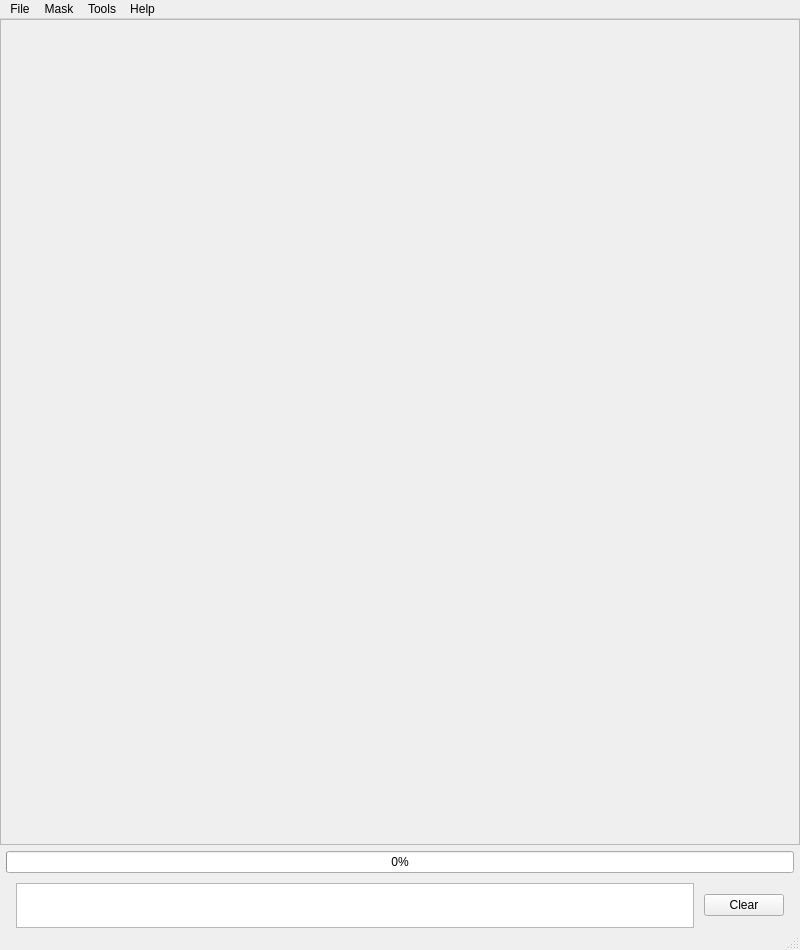
Above: src/main/python/Views/main.ui from MJOLNIRPackage/MJOLNIR-GUI before the change. Below: the same form after it.
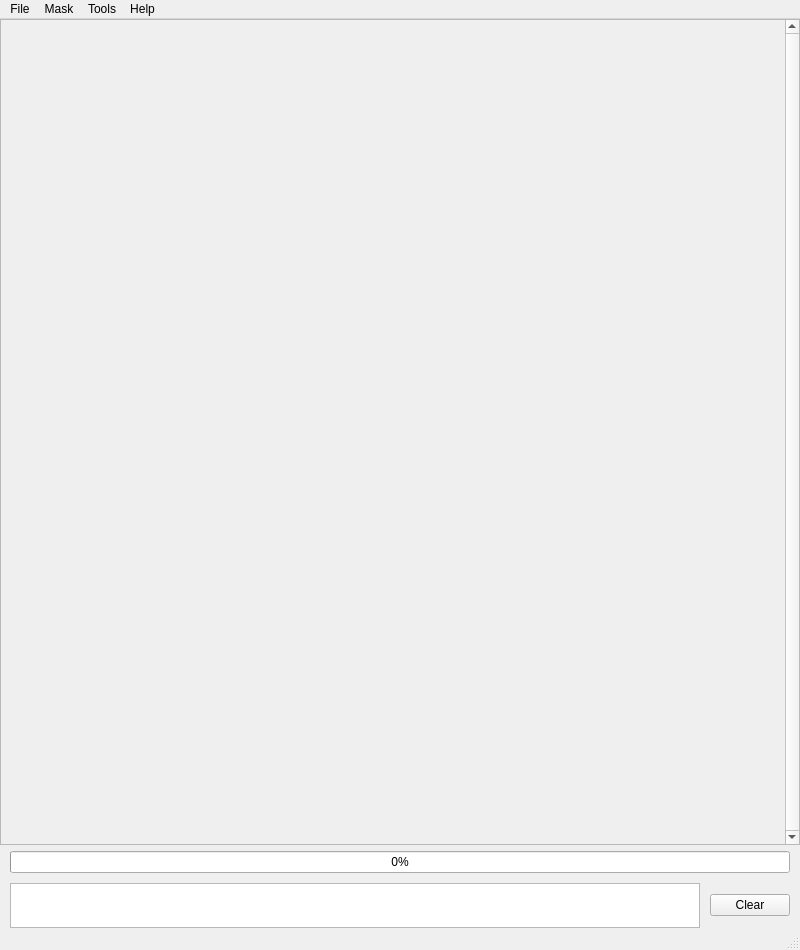
That is the form after the change.

Commit message: Update layouts Add toolTips and statusTips

The edit to the form file:
```diff
--- a/src/main/python/Views/main.ui
+++ b/src/main/python/Views/main.ui
@@ -68,6 +68,12 @@
       <property name="lineWidth">
        <number>0</number>
       </property>
+      <property name="verticalScrollBarPolicy">
+       <enum>Qt::ScrollBarAlwaysOn</enum>
+      </property>
+      <property name="horizontalScrollBarPolicy">
+       <enum>Qt::ScrollBarAlwaysOff</enum>
+      </property>
       <property name="widgetResizable">
        <bool>true</bool>
       </property>
@@ -76,11 +82,23 @@
         <rect>
          <x>0</x>
          <y>0</y>
-         <width>798</width>
+         <width>781</width>
          <height>822</height>
         </rect>
        </property>
        <layout class="QVBoxLayout" name="verticalLayout_4">
+        <property name="leftMargin">
+         <number>0</number>
+        </property>
+        <property name="topMargin">
+         <number>0</number>
+        </property>
+        <property name="rightMargin">
+         <number>0</number>
+        </property>
+        <property name="bottomMargin">
+         <number>0</number>
+        </property>
         <item>
          <layout class="QVBoxLayout" name="verticalLayout">
           <property name="spacing">
@@ -133,13 +151,13 @@
        <number>10</number>
       </property>
       <property name="leftMargin">
-       <number>6</number>
+       <number>10</number>
       </property>
       <property name="topMargin">
        <number>6</number>
       </property>
       <property name="rightMargin">
-       <number>6</number>
+       <number>10</number>
       </property>
       <item>
        <widget class="QProgressBar" name="progressBar">
@@ -160,10 +178,10 @@
          <number>10</number>
         </property>
         <property name="leftMargin">
-         <number>10</number>
+         <number>0</number>
         </property>
         <property name="rightMargin">
-         <number>10</number>
+         <number>0</number>
         </property>
         <item>
          <widget class="QTextBrowser" name="textBrowser">
```
Left out of the diff: 5 changed lines with no effect on the pictures. The commit also changes 7 other files.
